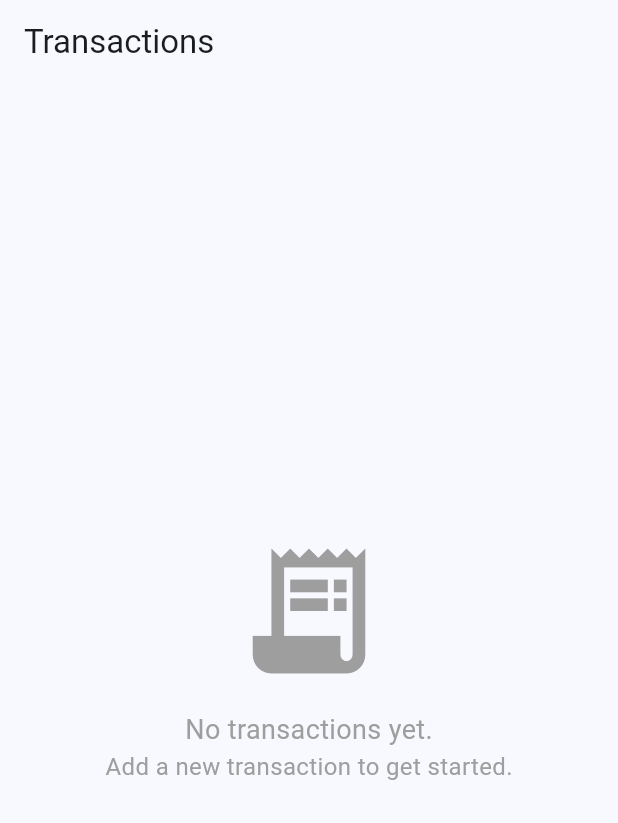
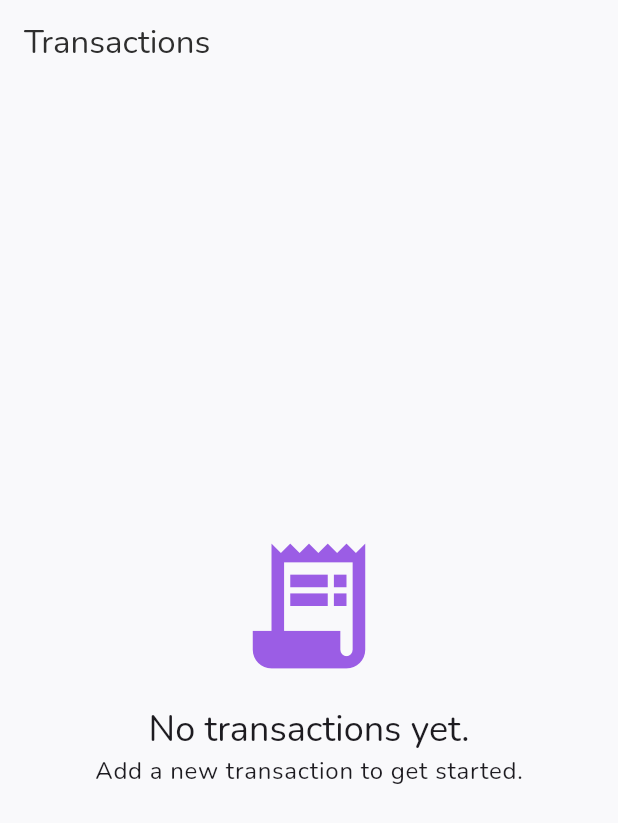
Before and after one commit to KaiOmote/ricashy_app, a Flutter app: the TransactionListScreen screen opened directly, on a phone screen of 412 x 824 dp. Shown: the top 823 px of the screen. Run offline on Flutter 3.47's test engine with Material 3 defaults, Android fonts, the phone set to English and light mode, and no system bars; our stand-ins replace drift, flutter_riverpod, google_fonts; accounts and stored records are empty; generated files the repository leaves out were written again.

Commit message:
added design_ref. Refactored to fit guidelines.

```diff
--- a/lib/src/common_widgets/app_theme.dart
+++ b/lib/src/common_widgets/app_theme.dart
@@ -1,13 +1,38 @@
 
 import 'package:flutter/material.dart';
+import 'package:google_fonts/google_fonts.dart';
 
 class AppTheme {
+  static const _lightColorScheme = ColorScheme(
+    brightness: Brightness.light,
+    primary: Color(0xFF4C6EF5),
+    onPrimary: Color(0xFFFFFFFF),
+    secondary: Color(0xFF9B5DE5),
+    onSecondary: Color(0xFFFFFFFF),
+    error: Color(0xFFB00020),
+    onError: Color(0xFFFFFFFF),
+    surface: Color(0xFFF9F9FB),
+    onSurface: Color(0xFF2E2E2E),
+  );
+
+  static const _darkColorScheme = ColorScheme(
+    brightness: Brightness.dark,
+    primary: Color(0xFF4C6EF5),
+    onPrimary: Color(0xFFFFFFFF),
+    secondary: Color(0xFF9B5DE5),
+    onSecondary: Color(0xFFFFFFFF),
+    error: Color(0xFFCF6679),
+    onError: Color(0xFF000000),
+    surface: Color(0xFF121212),
+    onSurface: Color(0xFFFFFFFF),
+  );
+
   static ThemeData get lightTheme {
     return ThemeData(
       useMaterial3: true,
-      colorScheme: ColorScheme.fromSeed(
-        seedColor: Colors.blue,
-        brightness: Brightness.light,
+      colorScheme: _lightColorScheme,
+      textTheme: GoogleFonts.nunitoTextTheme(
+        ThemeData.light().textTheme,
       ),
       visualDensity: VisualDensity.adaptivePlatformDensity,
     );
@@ -16,9 +41,9 @@ class AppTheme {
   static ThemeData get darkTheme {
     return ThemeData(
       useMaterial3: true,
-      colorScheme: ColorScheme.fromSeed(
-        seedColor: Colors.blue,
-        brightness: Brightness.dark,
+      colorScheme: _darkColorScheme,
+      textTheme: GoogleFonts.nunitoTextTheme(
+        ThemeData.dark().textTheme,
       ),
       visualDensity: VisualDensity.adaptivePlatformDensity,
     );
--- a/lib/src/features/transactions/presentation/transaction_list_screen.dart
+++ b/lib/src/features/transactions/presentation/transaction_list_screen.dart
@@ -13,23 +13,29 @@ class TransactionListScreen extends ConsumerWidget {
     return Scaffold(
       appBar: AppBar(
         title: const Text('Transactions'),
+        backgroundColor: Theme.of(context).colorScheme.surface,
+        elevation: 0,
       ),
       body: transactionsAsyncValue.when(
         data: (transactions) {
           if (transactions.isEmpty) {
-            return const Center(
+            return Center(
               child: Column(
                 mainAxisAlignment: MainAxisAlignment.center,
                 children: [
-                  Icon(Icons.receipt_long, size: 100, color: Colors.grey),
-                  SizedBox(height: 16),
+                  Icon(
+                    Icons.receipt_long,
+                    size: 100,
+                    color: Theme.of(context).colorScheme.secondary,
+                  ),
+                  const SizedBox(height: 16),
                   Text(
                     'No transactions yet.',
-                    style: TextStyle(fontSize: 18, color: Colors.grey),
+                    style: Theme.of(context).textTheme.headlineSmall,
                   ),
                   Text(
                     'Add a new transaction to get started.',
-                    style: TextStyle(fontSize: 16, color: Colors.grey),
+                    style: Theme.of(context).textTheme.bodyLarge,
                   ),
                 ],
               ),
--- a/pubspec.yaml
+++ b/pubspec.yaml
@@ -41,6 +41,7 @@ dependencies:
   fl_chart: ^1.1.0
 
   path: any
+  google_fonts: ^6.3.1
 dev_dependencies:
   flutter_test:
     sdk: flutter
```
Also changed, not shown: design_ref.json (added, +107 -0 lines), lib/src/features/transactions/presentation/transaction_form_screen.dart (+31 -6 lines), lib/src/features/transactions/presentation/widgets/transaction_list_item.dart (+23 -5 lines), pubspec.lock.
